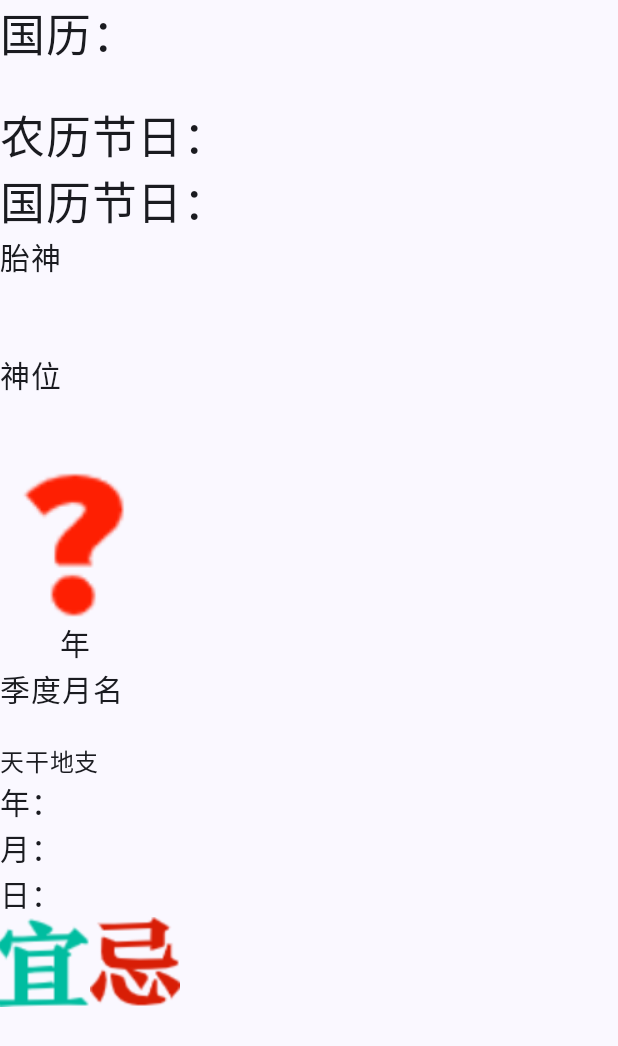
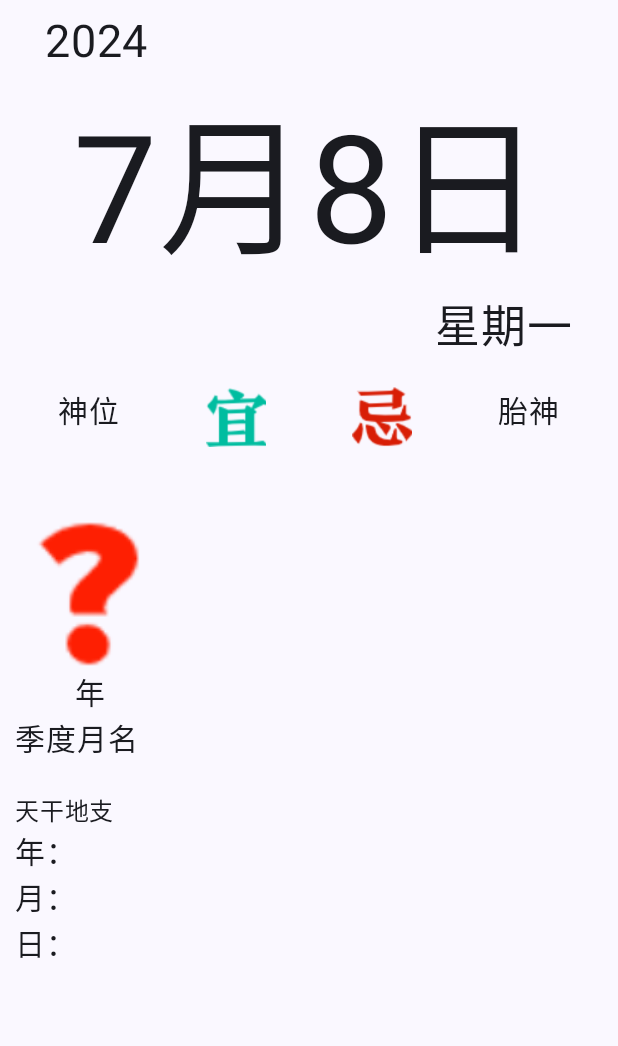
Before and after one commit to CCCJka/xiaoliurenDemo, an Android app built with Jetpack Compose: the screen it shows after launch (LunarInfoActivity), on a phone screen of 412 x 824 dp. Shown: the top 1046 px of the screen. Run offline under Robolectric (Android 15) with nearby library versions, the phone set to English and light mode, and no system bars.

Commit message:
update UI

```diff
--- a/app/src/main/java/com/cccjka/liuren/ui/DisplayUI.kt
+++ b/app/src/main/java/com/cccjka/liuren/ui/DisplayUI.kt
@@ -2,10 +2,12 @@ package com.cccjka.liuren.ui
 
 import androidx.compose.foundation.Image
 import androidx.compose.foundation.layout.Arrangement
+import androidx.compose.foundation.layout.Box
 import androidx.compose.foundation.layout.Column
 import androidx.compose.foundation.layout.Row
 import androidx.compose.foundation.layout.fillMaxSize
 import androidx.compose.foundation.layout.fillMaxWidth
+import androidx.compose.foundation.layout.padding
 import androidx.compose.foundation.layout.size
 import androidx.compose.foundation.lazy.LazyColumn
 import androidx.compose.foundation.rememberScrollState
@@ -26,11 +28,12 @@ import androidx.compose.ui.unit.sp
 import com.cccjka.liuren.R
 import com.cccjka.liuren.bean.ResponseData
 import com.cccjka.liuren.utils.CommonUtils
+import com.cccjka.liuren.utils.DateUtils
 import com.cccjka.liuren.viewmodel.LunarInfoViewModel
 
 @Composable
 fun showdate(responseData: ResponseData){
-    Column {
+    Column (modifier = Modifier.padding(10.dp)){
         showCalendar(date = responseData)
     }
 }
@@ -39,35 +42,24 @@ fun showdate(responseData: ResponseData){
 fun showCalendar(date: ResponseData){
     Column ( modifier = Modifier
         .verticalScroll(rememberScrollState())){
-        Text(text = "国历：${date.GregorianDateTime}", fontSize = 30.sp)
-        showLunarStr(date.LMonth + date.LDay)
-        Text(text = "农历节日：${date.LJie}", fontSize = 30.sp)
-        Text(text = "国历节日：${date.GJie}", fontSize = 30.sp)
-
-        showTaishen(date.Taishen)
-        showShenwei(date.ShenWei)
-        val yi = painterResource(R.drawable.yi)
-        val ji = painterResource(R.drawable.ji)
+        TopInfo(lunarMonth = date.LMonth)
+        middleInfo(date = date)
         showCurrentYear(date.LYear)
         showLunarSeason(date.LMonthName, date.MoonName)
         showSexagenaryCycle(date.TianGanDiZhiYear, date.TianGanDiZhiMonth, date.TianGanDiZhiDay)
-        Row (modifier = Modifier.fillMaxSize()){
-            showYiOrJi(painter = yi, Alignment.TopEnd, date.Yi)
-            showYiOrJi(painter = ji, Alignment.TopStart, date.Ji)
-        }
     }
 }
 
 @Composable
-fun showYiOrJi(painter: Painter, align: Alignment, info: String){
+fun showYiOrJi(painter: Painter, info: String){
     Column {
         Image(painter = painter,
             contentScale = ContentScale.Crop,
-            modifier = Modifier.size(60.dp),
-            alignment = align,
+            modifier = Modifier.size(40.dp).align(Alignment.CenterHorizontally),
+            alignment = Alignment.Center,
             contentDescription = null)
         Text(modifier = Modifier.align(Alignment.CenterHorizontally),
-            text = CommonUtils.splitChar('.',info),
+            text = CommonUtils.splitChar('.',info, true, 4),
             fontSize = 20.sp)
     }
 }
@@ -121,7 +113,7 @@ fun showShenwei(shenwei: String){
         Text(text = "神位",
             Modifier.align(Alignment.CenterHorizontally),
             fontSize = 20.sp)
-        Text(text = CommonUtils.splitChar(' ', shenwei))
+        Text(text = CommonUtils.splitChar(' ', shenwei, true, 5))
     }
 }
 
@@ -131,6 +123,53 @@ fun showTaishen(taiShen: String){
         Text(text = "胎神",
             Modifier.align(Alignment.CenterHorizontally),
             fontSize = 20.sp)
-        Text(text = CommonUtils.splitChar(',', taiShen))
+        Text(text = CommonUtils.splitChar(',', taiShen, true, 5))
     }
 }
+
+@Composable
+fun TopInfo(lunarMonth: String){
+    Box(modifier = Modifier.fillMaxSize()) {
+        Text(text = DateUtils.getCurrentYear(),
+            fontSize = 30.sp,
+            modifier = Modifier
+                .align(Alignment.TopStart)
+                .padding(start = 20.dp))
+        Text(text = lunarMonth,
+            fontSize = 30.sp,
+            modifier = Modifier
+                .align(Alignment.TopEnd)
+                .padding(end = 20.dp))
+    }
+    Row (modifier = Modifier.fillMaxWidth(),
+        horizontalArrangement = Arrangement.Center){
+        Text(text = DateUtils.getCurrentMonth() + "月" + DateUtils.getCurrentday() + "日",
+            fontSize = 100.sp,
+            modifier = Modifier.align(Alignment.CenterVertically))
+    }
+}
+
+@Composable
+fun middleInfo(date: ResponseData){
+    Box(modifier = Modifier.fillMaxWidth()) {
+        Text(text = date.LDay,
+            fontSize = 30.sp,
+            modifier = Modifier
+                .align(Alignment.TopStart)
+                .padding(start = 20.dp))
+        Text(text = DateUtils.getCurrentDayOfWeek(),
+            fontSize = 30.sp,
+            modifier = Modifier
+                .align(Alignment.TopEnd)
+                .padding(end = 20.dp))
+    }
+    Row (modifier = Modifier.fillMaxWidth().padding(top = 20.dp),
+        horizontalArrangement = Arrangement.SpaceAround){
+        val yi = painterResource(R.drawable.yi)
+        val ji = painterResource(R.drawable.ji)
+        showShenwei(date.ShenWei)
+        showYiOrJi(painter = yi, date.Yi)
+        showYiOrJi(painter = ji,  date.Ji)
+        showTaishen(date.Taishen)
+    }
+}
--- a/app/src/main/java/com/cccjka/liuren/ui/activity/LunarInfoActivity.kt
+++ b/app/src/main/java/com/cccjka/liuren/ui/activity/LunarInfoActivity.kt
@@ -3,8 +3,11 @@ package com.cccjka.liuren.ui.activity
 import android.os.Bundle
 import androidx.activity.ComponentActivity
 import androidx.activity.compose.setContent
+import androidx.compose.foundation.layout.Box
 import androidx.compose.foundation.layout.Column
+import androidx.compose.foundation.layout.Row
 import androidx.compose.foundation.layout.fillMaxSize
+import androidx.compose.foundation.layout.fillMaxWidth
 import androidx.compose.material3.MaterialTheme
 import androidx.compose.material3.Surface
 import androidx.compose.material3.Text
@@ -13,12 +16,15 @@ import androidx.compose.runtime.getValue
 import androidx.compose.runtime.mutableStateOf
 import androidx.compose.runtime.remember
 import androidx.compose.runtime.setValue
+import androidx.compose.ui.Alignment
 import androidx.compose.ui.Modifier
+import androidx.compose.ui.tooling.preview.Preview
 import com.cccjka.liuren.bean.ResponseData
 import com.cccjka.liuren.navigation.LunarInfoNavigator
 import com.cccjka.liuren.ui.showdate
 import com.cccjka.liuren.ui.theme.LiuyaoTheme
 import com.cccjka.liuren.utils.CommonUtils
+import com.cccjka.liuren.utils.DateUtils
 import com.cccjka.liuren.viewmodel.LunarInfoViewModel
 
 class LunarInfoActivity : ComponentActivity() {
@@ -29,7 +35,7 @@ class LunarInfoActivity : ComponentActivity() {
 
     override fun onCreate(savedInstanceState: Bundle?) {
 
-        viewModel.request(CommonUtils.returnYMD())
+        viewModel.request(DateUtils.returnYMD())
 
         super.onCreate(savedInstanceState)
         setContent {
@@ -44,6 +50,7 @@ class LunarInfoActivity : ComponentActivity() {
         }
     }
 
+    @Preview(showBackground = true)
     @Composable
     fun notifyView() {
         val data by remember { viewModel.mutableStateInModel }
--- a/app/src/main/java/com/cccjka/liuren/ui/activity/MainActivity.kt
+++ b/app/src/main/java/com/cccjka/liuren/ui/activity/MainActivity.kt
@@ -19,7 +19,6 @@ import androidx.compose.ui.tooling.preview.Preview
 import com.cccjka.liuren.ui.theme.LiuyaoTheme
 import com.cccjka.liuren.utils.CommonUtils
 import com.cccjka.liuren.utils.Lunar
-import com.cccjka.liuren.utils.OkHttpClient
 import com.cccjka.liuren.viewmodel.MainViewModel
 
 
--- a/app/src/main/java/com/cccjka/liuren/utils/CommonUtils.kt
+++ b/app/src/main/java/com/cccjka/liuren/utils/CommonUtils.kt
@@ -1,32 +1,50 @@
 package com.cccjka.liuren.utils
 
 
-import android.util.Log
-import androidx.compose.ui.res.painterResource
 import com.cccjka.liuren.R
 import com.google.gson.Gson
 import java.time.LocalDateTime
 import java.time.format.DateTimeFormatter
 import java.util.Calendar
-import java.util.concurrent.CountDownLatch
 
 object CommonUtils {
-
-    val calendar = Calendar.getInstance()
 
     /**
     * 分割字符串并返回拼接的字符串
      * @param symbol 分割的符号
      * @param info 需要分割的字符串
+     * @param needControlLength  是否需要判断长度
+     * @param length 分割后字符串的长度,需要needControlLength为true
      * @return 返回分割后的拼接字符串
     * */
-    fun splitChar(symbol: Char, info: String): String{
+    fun splitChar(symbol: Char, info: String, needControlLength: Boolean, length: Int): String{
         val infobyte = info.split(symbol)
         var stringBuffer = StringBuffer();
         for (str: String in infobyte){
-            stringBuffer.append(str + "\n")
+            if(needControlLength){
+                stringBuffer.append(isStringLongerThan5Char(str, length) + "\n")
+            }else{
+                stringBuffer.append(str + "\n")
+            }
         }
         return stringBuffer.toString();
+    }
+
+    fun isStringLongerThan5Char(str: String, subLength: Int): String{
+        val length = str.length;
+        if (length > subLength){    //如果传入的字符串小于参数的截取大小，那么返回传入的字符串
+            var stringBuffer = StringBuffer()
+            for(index in 0..length step subLength){
+                if (index+subLength >= length) {
+                    stringBuffer.append(str.substring(index until length) + "\n")
+                    break
+                }else{
+                    stringBuffer.append(str.substring(index until index+subLength) + "\n")
+                }
+            }
+            return stringBuffer.toString().trim()
+        }
+        return str
     }
 
     /**
@@ -168,15 +186,7 @@ object CommonUtils {
         }
     }
 
-    /**
-     * 返回年月日
-     */
-    fun returnYMD(): String{
-        val year = calendar.get(Calendar.YEAR)
-        val month = calendar.get(Calendar.MONTH)+1
-        val day = calendar.get(Calendar.DAY_OF_MONTH)
-        return "$year-$month-$day"
-    }
+
 
     fun <T>toJson(date: T): String{
         return Gson().toJson(date)
--- /dev/null
+++ b/app/src/main/java/com/cccjka/liuren/utils/DateUtils.kt
@@ -0,0 +1,50 @@
+package com.cccjka.liuren.utils
+
+import java.time.DayOfWeek
+import java.time.LocalDate
+import java.util.Calendar
+
+object DateUtils {
+
+    val calendar = Calendar.getInstance()
+
+    fun getCurrentYear(): String{
+        val year = LocalDate.now().year
+        return year.toString()
+    }
+
+    fun getCurrentMonth(): String{
+        val month = LocalDate.now().month
+        return month.value.toString()
+    }
+
+    fun getCurrentday(): String{
+        val day = LocalDate.now().dayOfMonth
+        return day.toString()
+    }
+
+    fun getCurrentDayOfWeek(): String{
+        val dayOfWeek = LocalDate.now().dayOfWeek
+        val dayOfWeekForMat = when(dayOfWeek){
+            DayOfWeek.MONDAY -> "星期一"
+            DayOfWeek.TUESDAY -> "星期二"
+            DayOfWeek.WEDNESDAY -> "星期三"
+            DayOfWeek.THURSDAY -> "星期四"
+            DayOfWeek.FRIDAY -> "星期五"
+            DayOfWeek.SATURDAY -> "星期六"
+            DayOfWeek.SUNDAY -> "星期日"
+            else -> ""
+        }
+        return dayOfWeekForMat;
+    }
+
+    /**
+     * 返回年月日
+     */
+    fun returnYMD(): String{
+        val year = calendar.get(Calendar.YEAR)
+        val month = calendar.get(Calendar.MONTH)+1
+        val day = calendar.get(Calendar.DAY_OF_MONTH)
+        return "$year-$month-$day"
+    }
+}
--- a/app/src/main/java/com/cccjka/liuren/viewmodel/MainViewModel.kt
+++ b/app/src/main/java/com/cccjka/liuren/viewmodel/MainViewModel.kt
@@ -7,5 +7,4 @@ import kotlinx.coroutines.launch
 
 class MainViewModel: ViewModel() {
 
-
 }
```
Also changed, not shown: 202 other files.
